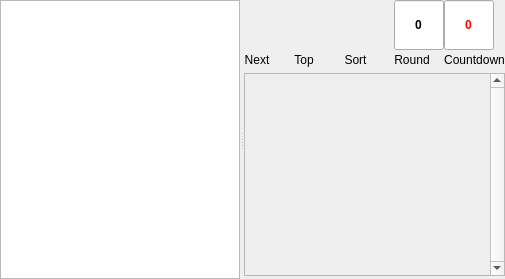
This is DMHelper/src/battleframe.ui in MMetze/DMHelper as Qt 5 draws it before an edit. The edited form follows.
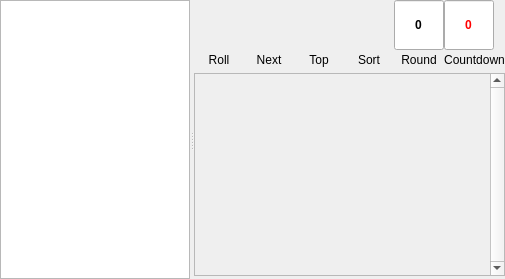
This is the edited form. Icons and pictures are not drawn. Custom widgets are drawn as their Qt base class.

Diff of the .ui file:
```diff
--- a/DMHelper/src/battleframe.ui
+++ b/DMHelper/src/battleframe.ui
@@ -57,10 +57,89 @@
         <number>3</number>
        </property>
        <item>
-        <layout class="QHBoxLayout" name="horizontalLayout" stretch="0,0,0,0,0,10">
+        <layout class="QHBoxLayout" name="horizontalLayout" stretch="0,0,0,0,0,0,10">
          <property name="spacing">
           <number>0</number>
          </property>
+         <item>
+          <layout class="QVBoxLayout" name="verticalLayout_6">
+           <property name="spacing">
+            <number>0</number>
+           </property>
+           <item>
+            <widget class="QPushButton" name="btnRoll">
+             <property name="sizePolicy">
+              <sizepolicy hsizetype="Fixed" vsizetype="Fixed">
+               <horstretch>0</horstretch>
+               <verstretch>0</verstretch>
+              </sizepolicy>
+             </property>
+             <property name="minimumSize">
+              <size>
+               <width>50</width>
+               <height>50</height>
+              </size>
+             </property>
+             <property name="maximumSize">
+              <size>
+               <width>50</width>
+               <height>50</height>
+              </size>
+             </property>
+             <property name="toolTip">
+              <string>Set the next combatant to active (Ctrl+N)</string>
+             </property>
+             <property name="text">
+              <string/>
+             </property>
+             <property name="icon">
+              <iconset resource="resources.qrc">
+               <normaloff>:/img/data/icon_dice.png</normaloff>:/img/data/icon_dice.png</iconset>
+             </property>
+             <property name="iconSize">
+              <size>
+               <width>40</width>
+               <height>40</height>
+              </size>
+             </property>
+             <property name="flat">
+              <bool>true</bool>
+             </property>
+            </widget>
+           </item>
+           <item>
+            <widget class="QLabel" name="lblNext_2">
+             <property name="sizePolicy">
+              <sizepolicy hsizetype="Preferred" vsizetype="Preferred">
+               <horstretch>0</horstretch>
+               <verstretch>0</verstretch>
+              </sizepolicy>
+             </property>
+             <property name="minimumSize">
+              <size>
+               <width>0</width>
+               <height>20</height>
+              </size>
+             </property>
+             <property name="maximumSize">
+              <size>
+               <width>16777215</width>
+               <height>20</height>
+              </size>
+             </property>
+             <property name="toolTip">
+              <string/>
+             </property>
+             <property name="text">
+              <string>Roll</string>
+             </property>
+             <property name="alignment">
+              <set>Qt::AlignCenter</set>
+             </property>
+            </widget>
+           </item>
+          </layout>
+         </item>
          <item>
           <layout class="QVBoxLayout" name="verticalLayout">
            <property name="spacing">
@@ -110,7 +189,7 @@
            <item>
             <widget class="QLabel" name="lblNext">
              <property name="sizePolicy">
-              <sizepolicy hsizetype="Fixed" vsizetype="Preferred">
+              <sizepolicy hsizetype="Preferred" vsizetype="Preferred">
                <horstretch>0</horstretch>
                <verstretch>0</verstretch>
               </sizepolicy>
@@ -189,7 +268,7 @@
            <item>
             <widget class="QLabel" name="lblTop">
              <property name="sizePolicy">
-              <sizepolicy hsizetype="Fixed" vsizetype="Preferred">
+              <sizepolicy hsizetype="Preferred" vsizetype="Preferred">
                <horstretch>0</horstretch>
                <verstretch>0</verstretch>
               </sizepolicy>
@@ -268,7 +347,7 @@
            <item>
             <widget class="QLabel" name="lblSort">
              <property name="sizePolicy">
-              <sizepolicy hsizetype="Fixed" vsizetype="Preferred">
+              <sizepolicy hsizetype="Preferred" vsizetype="Preferred">
                <horstretch>0</horstretch>
                <verstretch>0</verstretch>
               </sizepolicy>
@@ -349,7 +428,7 @@
            <item>
             <widget class="QLabel" name="lblRound">
              <property name="sizePolicy">
-              <sizepolicy hsizetype="Fixed" vsizetype="Preferred">
+              <sizepolicy hsizetype="Preferred" vsizetype="Preferred">
                <horstretch>0</horstretch>
                <verstretch>0</verstretch>
               </sizepolicy>
@@ -503,7 +582,7 @@
            <rect>
             <x>0</x>
             <y>0</y>
-            <width>251</width>
+            <width>310</width>
             <height>193</height>
            </rect>
           </property>
```
Left out of the diff: 4 changed lines with no effect on the pictures.
